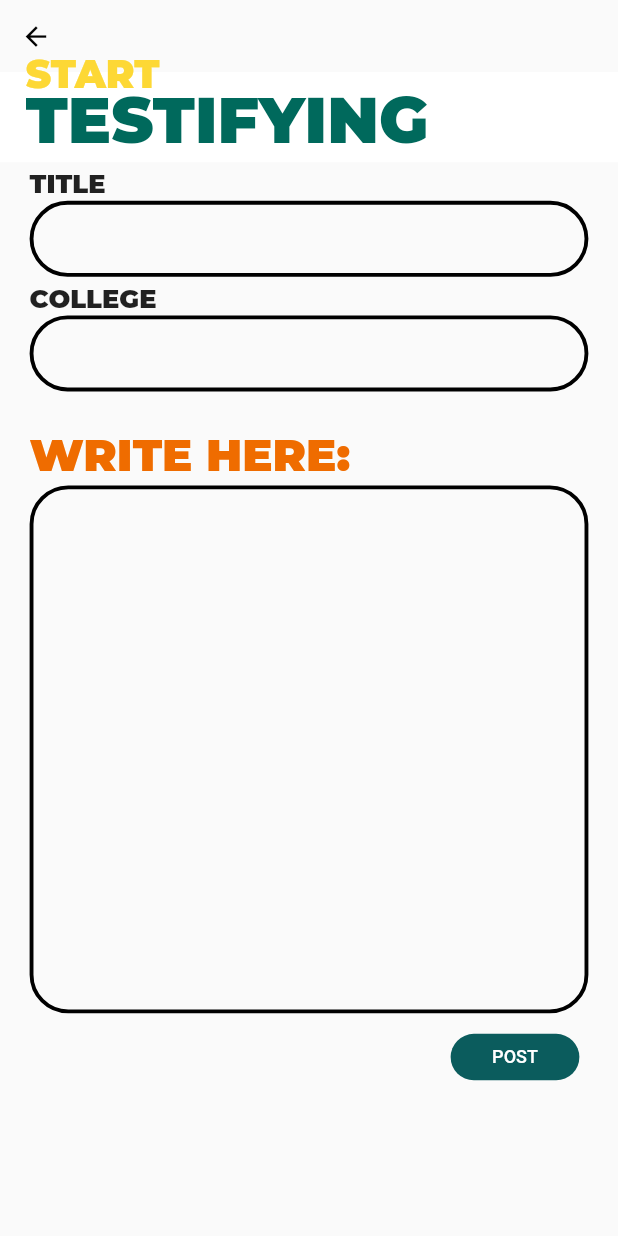
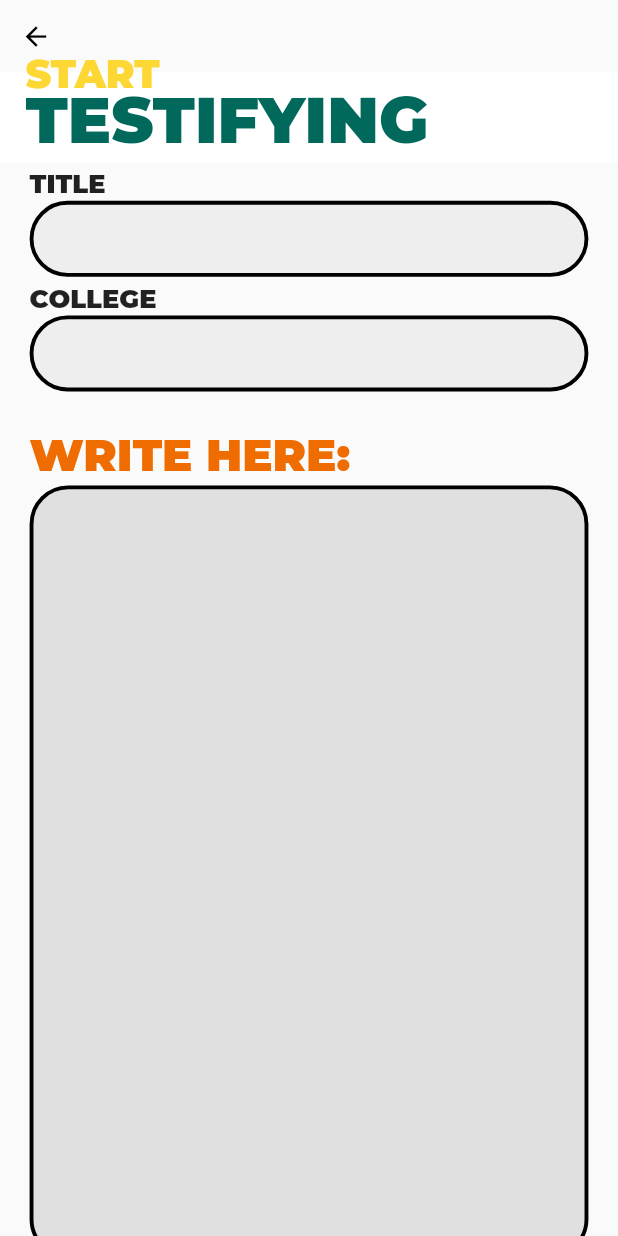
Before and after one commit to redrum1989/flutter_wall-1, a Flutter app: the PostCreationScreen screen opened by its route, on a phone screen of 412 x 824 dp. Run offline on Flutter 3.47's test engine with Material 2 defaults, Android fonts, the phone set to English and light mode, and no system bars; our stand-ins replace cloud_firestore, firebase_auth, firebase_core, flutter_phoenix, responsive_framework; missing offline and left inert: dart:ffi; accounts and stored records are empty.

```diff
--- a/lib/Screens/postcreation_screen.dart
+++ b/lib/Screens/postcreation_screen.dart
@@ -113,10 +113,12 @@ class WiteHereText extends StatelessWidget {
       padding: const EdgeInsets.fromLTRB(23, 0, 23, 0),
       child: TextFormField(
        keyboardType: TextInputType.text,
-       maxLines: 20,
+       maxLines:30,
         decoration: InputDecoration(
             contentPadding: EdgeInsets.fromLTRB(10, 20, 10, 10),
-
+            filled: true,
+            focusColor: Colors.grey[300],
+            fillColor: Colors.grey[300],
             enabledBorder: OutlineInputBorder(
                 borderRadius: BorderRadius.circular(30),
                 borderSide: BorderSide(color: Colors.black, width: 3))),
@@ -160,7 +162,10 @@ class Collegetext extends StatelessWidget {
       padding: const EdgeInsets.fromLTRB(23, 0, 23, 0),
       child: TextFormField(
         decoration: InputDecoration(
-            focusColor: Colors.grey[800],
+           filled: true,
+            focusColor: Colors.grey[300],
+            fillColor: Colors.grey[200],
+
             enabledBorder: OutlineInputBorder(
                 borderRadius: BorderRadius.circular(30),
                 borderSide: BorderSide(color: Colors.black, width: 3))),
@@ -223,7 +228,10 @@ class TextController extends StatelessWidget {
       padding: const EdgeInsets.fromLTRB(23, 0, 23, 0),
       child: TextFormField(
         decoration: InputDecoration(
-            focusColor: Colors.grey[800],
+             filled: true,
+            focusColor: Colors.grey[300],
+            fillColor: Colors.grey[200],
+
             enabledBorder: OutlineInputBorder(
                 borderRadius: BorderRadius.circular(30),
                 borderSide: BorderSide(color: Colors.black, width: 3))),
--- a/pubspec.yaml
+++ b/pubspec.yaml
@@ -44,6 +44,12 @@ dependencies:
 dev_dependencies:
   flutter_test:
     sdk: flutter
+  flutter_launcher_icons: "^0.8.0"
+
+flutter_icons:
+  android: "launcher_icon"
+  ios: true
+  image_path: "assets/icons/quote.png"
 
 # For information on the generic Dart part of this file, see the
 # following page: https://dart.dev/tools/pub/pubspec
```
Also changed, not shown: assets/icons/quote.png (added), assets/img/icon.png (added), pubspec.lock, 22 other files.
